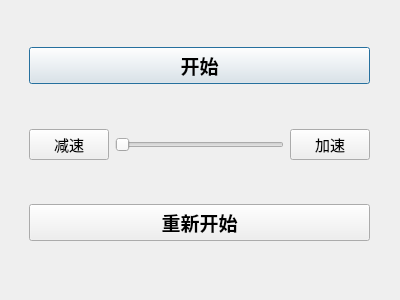
This is LangtonAnt/scripts/startMenu.ui in zhaojiahua/MayaGames as Qt 5 draws it before an edit. The edited form follows.
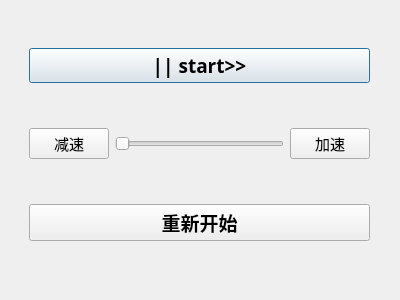
This is the edited form.

Diff of the .ui file:
```diff
--- a/LangtonAnt/scripts/startMenu.ui
+++ b/LangtonAnt/scripts/startMenu.ui
@@ -10,6 +10,12 @@
     <height>300</height>
    </rect>
   </property>
+  <property name="font">
+   <font>
+    <family>微软雅黑 Light</family>
+    <pointsize>12</pointsize>
+   </font>
+  </property>
   <property name="windowTitle">
    <string>Dialog</string>
   </property>
@@ -47,7 +53,7 @@
        </font>
       </property>
       <property name="text">
-       <string>开始</string>
+       <string>|| start&gt;&gt;</string>
       </property>
      </widget>
     </item>
```
Left out of the diff: 8 changed lines with no effect on the pictures.
